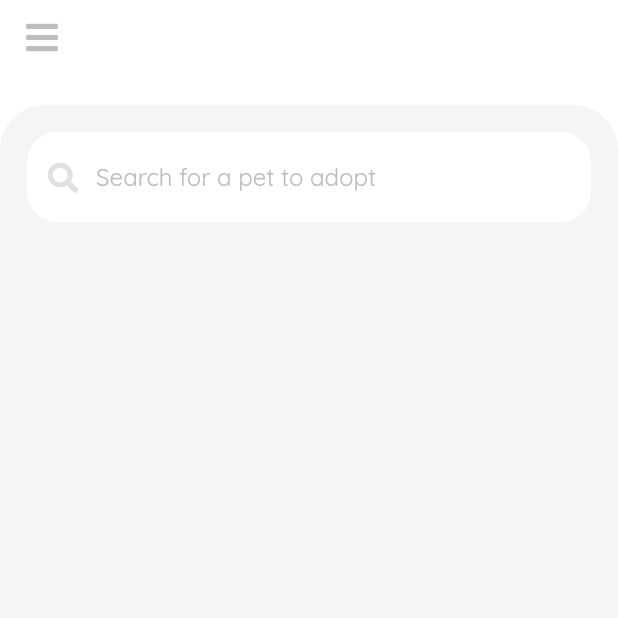
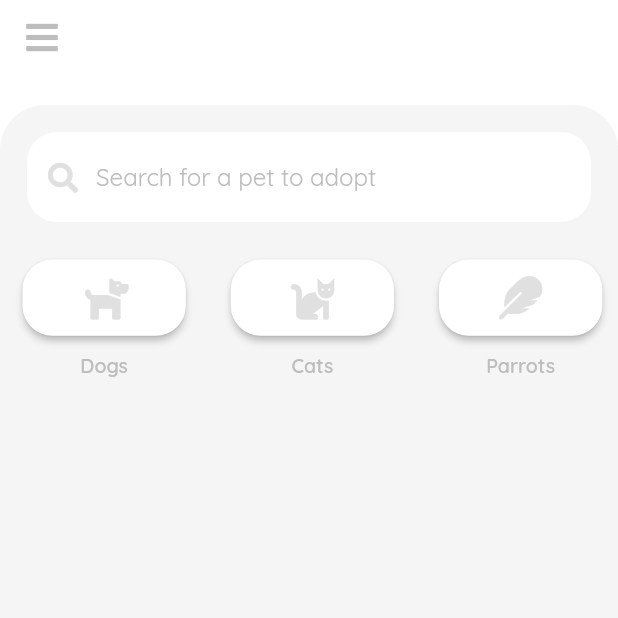
Before and after one commit to sushiroll29/PetPals, a Flutter app: the screen it shows once a user with an empty profile is signed in, on a phone screen of 412 x 824 dp, the top half of it. Run offline on Flutter 3.47's test engine with Material 2 defaults, Android fonts, the light colour scheme and no system bars; our stand-ins replace auto_size_text, cloud_firestore, firebase_auth, firebase_storage, font_awesome_flutter, geolocator and 4 more; missing offline and left inert: google_maps_place_picker; accounts and stored records are empty.

Commit message:
added parrot type and filter options

```diff
--- a/lib/models/Pet.dart
+++ b/lib/models/Pet.dart
@@ -1,4 +1,5 @@
 import 'package:cloud_firestore/cloud_firestore.dart';
+import 'package:fl/widgets/constants.dart';
 import 'package:flutter/material.dart';
 import 'package:font_awesome_flutter/font_awesome_flutter.dart';
 
@@ -107,9 +108,9 @@ class Pet {
       };
 
   Map<String, Icon> bigTypes() => {
-        "dog":
-            Icon(FontAwesomeIcons.dog, size: 60, color: Colors.grey.shade800),
-        "cat":
-            Icon(FontAwesomeIcons.cat, size: 60, color: Colors.grey.shade800),
+        "dog": Icon(FontAwesomeIcons.dog, size: 60, color: aDarkGreyColor),
+        "cat": Icon(FontAwesomeIcons.cat, size: 60, color: aDarkGreyColor),
+        "parrot":
+            Icon(FontAwesomeIcons.feather, size: 60, color: aDarkGreyColor)
       };
 }
--- a/lib/screens/menu_items/favorites.dart
+++ b/lib/screens/menu_items/favorites.dart
@@ -1,6 +1,5 @@
 import 'package:fl/screens/menu_items/favorites_detailed.dart';
 import 'package:fl/widgets/constants.dart';
-import 'package:fl/screens/menu_items/detailed_pet.dart';
 import 'package:fl/services/provider.dart';
 import 'package:flutter/cupertino.dart';
 import 'package:flutter/material.dart';
--- a/lib/screens/menu_items/home.dart
+++ b/lib/screens/menu_items/home.dart
@@ -32,6 +32,9 @@ class _HomePageState extends State<HomePage> {
   Future resultsLoaded;
   List _allResults = [];
   List _searchResults = [];
+  List _dogResults = [];
+  List _catResults = [];
+  List _parrotResults = [];
 
   @override
   void initState() {
@@ -84,16 +87,38 @@ class _HomePageState extends State<HomePage> {
     });
   }
 
-  int selectedPetIndex = 0;
-  List<String> petTypes = [
-    'Dogs',
-    'Cats',
-  ];
+  petResultList() {
+    var showDogResults = [];
+    var showCatResults = [];
+    var showParrotRestults = [];
+
+    for (var petSnapshot in _allResults) {
+      var type = Pet.fromSnapshot(petSnapshot).type.toLowerCase();
+      if (type == "dog") {
+        showDogResults.add(petSnapshot);
+      } else if (type == "cat") {
+        showCatResults.add(petSnapshot);
+      } else if (type == "parrot") {
+        showParrotRestults.add(petSnapshot);
+      }
+
+      setState(() {
+        _dogResults = showDogResults;
+        _catResults = showCatResults;
+        _parrotResults = showParrotRestults;
+      });
+    }
+  }
+
+  int selectedPetIndex = -1;
+  List<String> petTypes = ['Dogs', 'Cats', 'Parrots'];
 
   List<IconData> petIcons = [
     FontAwesomeIcons.dog,
     FontAwesomeIcons.cat,
+    FontAwesomeIcons.feather,
   ];
+
   getUsersPets() async {
     var data = await Firestore.instance
         .collection("petsStream")
@@ -103,11 +128,13 @@ class _HomePageState extends State<HomePage> {
       _allResults = data.documents;
     });
     searchResultsList();
+    petResultList();
     return "complete";
   }
 
   @override
   Widget build(BuildContext context) {
+    Size size = MediaQuery.of(context).size;
     //final pet = Pet.fromSnapshot(document);
     return Material(
       child: GestureDetector(
@@ -120,7 +147,7 @@ class _HomePageState extends State<HomePage> {
             child: AppBar(
               actions: [
                 Padding(
-                  padding: const EdgeInsets.only(left: 23, right: 23, top: 20),
+                  padding: const EdgeInsets.only(left: 23, right: 23, top: 15),
                   child: InkWell(
                     onTap: () {
                       Navigator.push(
@@ -128,19 +155,38 @@ class _HomePageState extends State<HomePage> {
                           MaterialPageRoute(
                               builder: (context) => ProfilePage()));
                     },
-                    child: Column(children: <Widget>[
+                    child: Column(
+                      children: <Widget>[
                         Padding(
                           padding: const EdgeInsets.all(0),
-                        child: Text("$loggedUserName",
+                          child: Row(
+                            children: [
+                              Text(
+                                "$loggedUserName",
                                 style: TextStyle(
                                   fontSize: 20,
                                   color: Colors.grey.shade700,
                                   fontFamily: GoogleFonts.quicksand(
                                           fontWeight: FontWeight.w600)
                                       .fontFamily,
-                            )),
                                 ),
-                    ]),
+                              ),
+                              // SizedBox(width: 10),
+                              // RawMaterialButton(
+                              //   onPressed: () {},
+                              //   elevation: 2.0,
+                              //   fillColor: Colors.white,
+                              //   //padding: EdgeInsets.all(15.0),
+                              //   shape: CircleBorder(),
+                              //   //backgroundColor: Colors.blue,
+                              //   child: ImageIcon(
+                              //       AssetImage("assets/images/bg.jpg")),
+                              // ),
+                            ],
+                          ),
+                        ),
+                      ],
+                    ),
                   ),
                 ),
               ],
@@ -219,25 +265,25 @@ class _HomePageState extends State<HomePage> {
                             ),
                           ),
 
-                          /*  partea astea nu stiu daca o mai includ
                           Container(
-                            //color: Colors.blue,
                             height: size.height * 0.12,
                             child: ListView.builder(
-                              padding: EdgeInsets.only(left: 30),
+                              //padding: EdgeInsets.only(left: 30),
                               scrollDirection: Axis.horizontal,
                               itemCount: petTypes.length,
                               itemBuilder: (context, index) {
                                 return buildPetIconList(index);
                               },
                             ),
-                          ),*/
+                          ),
+                          //*/
                           Expanded(
-                            child: ListView.builder(
-                              itemCount: _searchResults.length,
-                              itemBuilder: (BuildContext context, int index) =>
-                                  buildPetsList(context, _searchResults[index]),
-                            ),
+                            child: isSearchUsed(),
+                            // ListView.builder(
+                            //   itemCount: _searchResults.length,
+                            //   itemBuilder: (BuildContext context, int index) =>
+                            //       buildPetsList(context, _searchResults[index]),
+                            // ),
                           ),
                         ],
                       ),
@@ -261,16 +307,24 @@ class _HomePageState extends State<HomePage> {
         children: <Widget>[
           InkWell(
             onTap: () {
+              if (selectedPetIndex == -1)
                 setState(() {
                   selectedPetIndex = index;
                 });
+              else if (selectedPetIndex == 0 ||
+                  selectedPetIndex == 1 ||
+                  selectedPetIndex == 2) {
+                setState(() {
+                  selectedPetIndex = -1;
+                });
+              }
             },
             child: Material(
               color: selectedPetIndex == index ? aPrimaryColor : Colors.white,
               elevation: 2.0,
               borderRadius: BorderRadius.circular(20.0),
               child: Padding(
-                padding: EdgeInsets.symmetric(horizontal: 50.0, vertical: 11.0),
+                padding: EdgeInsets.symmetric(horizontal: 40.0, vertical: 11.0),
                 child: Center(
                   child: Icon(
                     petIcons[index],
@@ -284,15 +338,21 @@ class _HomePageState extends State<HomePage> {
             ),
           ),
           SizedBox(height: 12.0),
+          Row(
+            mainAxisAlignment: MainAxisAlignment.spaceEvenly,
+            children: [
               Text(
                 petTypes[index],
                 style: TextStyle(
                   fontSize: 13,
                   fontWeight: FontWeight.w600,
                   color: Colors.grey.shade400,
-              fontFamily: GoogleFonts.quicksand(fontWeight: FontWeight.normal)
+                  fontFamily:
+                      GoogleFonts.quicksand(fontWeight: FontWeight.normal)
                           .fontFamily,
                 ),
+              ),
+            ],
           ),
         ],
       ),
@@ -412,4 +472,31 @@ class _HomePageState extends State<HomePage> {
       );
     }
   }
+
+  Widget isSearchUsed() {
+    if (selectedPetIndex == 0)
+      return ListView.builder(
+        itemCount: _dogResults.length,
+        itemBuilder: (BuildContext context, int index) =>
+            buildPetsList(context, _dogResults[index]),
+      );
+    else if (selectedPetIndex == 1)
+      return ListView.builder(
+        itemCount: _catResults.length,
+        itemBuilder: (BuildContext context, int index) =>
+            buildPetsList(context, _catResults[index]),
+      );
+    else if (selectedPetIndex == 2)
+      return ListView.builder(
+        itemCount: _parrotResults.length,
+        itemBuilder: (BuildContext context, int index) =>
+            buildPetsList(context, _parrotResults[index]),
+      );
+    else
+      return ListView.builder(
+        itemCount: _searchResults.length,
+        itemBuilder: (BuildContext context, int index) =>
+            buildPetsList(context, _searchResults[index]),
+      );
   }
+}
--- a/lib/screens/menu_items/profile.dart
+++ b/lib/screens/menu_items/profile.dart
@@ -147,7 +147,7 @@ class _ProfilePageState extends State<ProfilePage> {
         Padding(
           padding: const EdgeInsets.all(8.0),
           child: Text(
-            "Account created on ${DateFormat('MM/dd/yyyy').format(authData.metadata.creationTime)}",
+            "Account created on ${DateFormat('dd/MM/yyyy').format(authData.metadata.creationTime)}",
             style: TextStyle(
               fontSize: 17.5,
               fontWeight: FontWeight.w600,
--- a/lib/screens/new_pet/new_pet_profile.dart
+++ b/lib/screens/new_pet/new_pet_profile.dart
@@ -187,7 +187,7 @@ class _NewPetNamePageState extends State<NewPetNamePage> {
                       Padding(
                         padding: const EdgeInsets.only(left: 10.0),
                         child: AutoSizeText(
-                          "Size category",
+                          "Size category (depending on type)",
                           maxLines: 1,
                           style: TextStyle(
                             color: Colors.grey.shade700,
--- a/lib/screens/new_pet/new_pet_type.dart
+++ b/lib/screens/new_pet/new_pet_type.dart
@@ -40,7 +40,7 @@ class _NewPetTypePageState extends State<NewPetTypePage> {
           ),
         ),
         body: Padding(
-          padding: EdgeInsets.symmetric(horizontal: 22.0, vertical: 50),
+          padding: EdgeInsets.symmetric(horizontal: 22.0),
           child: Column(
             mainAxisAlignment: MainAxisAlignment.center,
             children: <Widget>[
@@ -56,9 +56,10 @@ class _NewPetTypePageState extends State<NewPetTypePage> {
                   fontSize: 20,
                 ),
               ),
+              SizedBox(height: 20),
               Expanded(
                   child: GridView.count(
-                crossAxisCount: 2,
+                crossAxisCount: 3,
                 scrollDirection: Axis.vertical,
                 primary: false,
                 children: List.generate(petTypes.length, (index) {
--- a/pubspec.yaml
+++ b/pubspec.yaml
@@ -75,6 +75,7 @@ flutter:
   # To add assets to your application, add an assets section, like this:
   assets:
     - assets/images/
+    - assets/icons/
 
     #fonts:
     #  - family: Manjari Bold
```
Also changed, not shown: lib/screens/menu_items/detailed_pet.dart (+14 -1 lines), lib/screens/menu_items/specific_user_pets.dart (added, +230 -0 lines), assets/icons/cat.svg (added), assets/icons/dog.svg (added), assets/icons/parrot.svg (added). Lines whose indentation alone changed are shown as unchanged.
